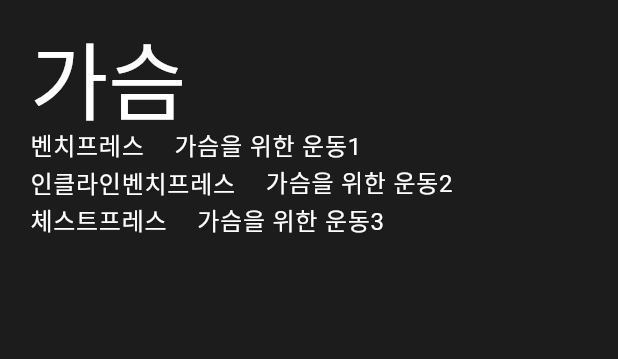
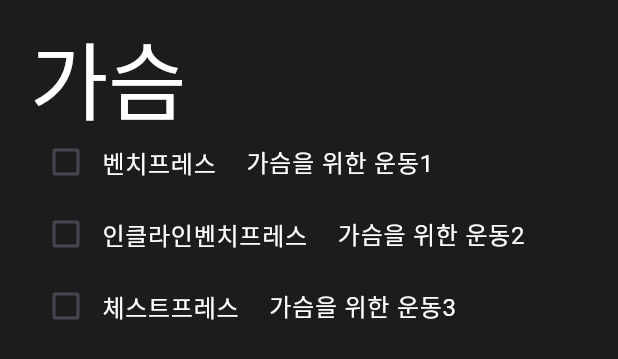
Before and after one commit to imdanpinkman/projsixcuts, a Flutter app: the AddRoutineCategoryWidget widget shown alone on an empty page, opened directly with sample values from the repository, on a phone screen of 412 x 824 dp. Shown: the top 359 px of the screen. Run offline on Flutter 3.47's test engine with Material 3 defaults, Android fonts, the light colour scheme and no system bars.

Commit message:
exerciseWidget 추출

```diff
--- a/lib/widget/add_routine_category.dart
+++ b/lib/widget/add_routine_category.dart
@@ -4,8 +4,11 @@ import 'package:flutter/material.dart';
 import 'package:sixcuts/data/routine_category_data.dart';
 import 'package:sixcuts/design_system/theme.dart';
 
+import '../data/exercise_item_data.dart';
+import 'exercise_widget.dart';
+
 // Map<String, dynamic> jsonData = jsonDecode(jsonString);
-class AddRoutineCategoryWidget extends StatelessWidget {
+class AddRoutineCategoryWidget extends StatefulWidget {
   const AddRoutineCategoryWidget({
     super.key,
     // 이 카테고리 위젯은 RoutineCategoryData 파라미터를 입력받아야 한다.
@@ -13,6 +16,13 @@ class AddRoutineCategoryWidget extends StatelessWidget {
   });
 
   final RoutineCategoryData data;
+
+  @override
+  State<AddRoutineCategoryWidget> createState() =>
+      _AddRoutineCategoryWidgetState();
+}
+
+class _AddRoutineCategoryWidgetState extends State<AddRoutineCategoryWidget> {
   @override
   Widget build(BuildContext context) {
     return Container(
@@ -20,7 +30,7 @@ class AddRoutineCategoryWidget extends StatelessWidget {
       //위쪽 마진
       margin: EdgeInsets.only(top: 10),
       //좌우패딩 20 / 상하패딩 10
-      padding: EdgeInsets.symmetric(horizontal: 20,vertical: 10),
+      padding: EdgeInsets.symmetric(horizontal: 20, vertical: 10),
       //좌정렬 (왼쪽)
       alignment: Alignment.centerLeft,
       child: Column(
@@ -28,29 +38,13 @@ class AddRoutineCategoryWidget extends StatelessWidget {
         children: [
           // 제목 / 카테고리 /
           Text(
-            data.title,
+            widget.data.title,
             style: Theme.of(context).textTheme.displayLarge?.copyWith(
-              color: Colors.white,
-            ),
+                  color: Colors.white,
+                ),
           ),
-          for (final exercise in data.exercises)
-            Row(
-              children: [
-                Text(
-                  exercise.title,
-                  style: Theme.of(context).textTheme.bodyLarge?.copyWith(
-                    color: Colors.white,
-                  ),
-                ),
-                SizedBox(width: 20),
-                Text(
-                  exercise.description,
-                  style: Theme.of(context).textTheme.bodyLarge?.copyWith(
-                    color: Colors.white,
-                  ),
-                ),
-              ],
-            ),
+          for (final exercise in widget.data.exercises)
+            ExerciseWidget(data: exercise),
         ],
       ),
     );
--- /dev/null
+++ b/lib/widget/exercise_widget.dart
@@ -0,0 +1,43 @@
+import 'package:flutter/material.dart';
+import 'package:sixcuts/data/exercise_item_data.dart';
+
+class ExerciseWidget extends StatefulWidget {
+  ExerciseWidget({super.key, required this.data});
+
+  final ExerciseItemData data;
+  bool isChecked = false;
+
+  @override
+  State<ExerciseWidget> createState() => _ExerciseWidgetState();
+}
+
+class _ExerciseWidgetState extends State<ExerciseWidget> {
+
+  @override
+  Widget build(BuildContext context) {
+    return Row(
+      children: [
+        Checkbox(
+            value: widget.isChecked,
+            onChanged: (value) {
+              setState(() {
+                widget.isChecked = value == true;
+              });
+            }),
+        Text(
+          widget.data.title,
+          style: Theme.of(context).textTheme.bodyLarge?.copyWith(
+            color: Colors.white,
+          ),
+        ),
+        SizedBox(width: 20),
+        Text(
+          widget.data.description,
+          style: Theme.of(context).textTheme.bodyLarge?.copyWith(
+            color: Colors.white,
+          ),
+        ),
+      ],
+    );
+  }
+}
```
